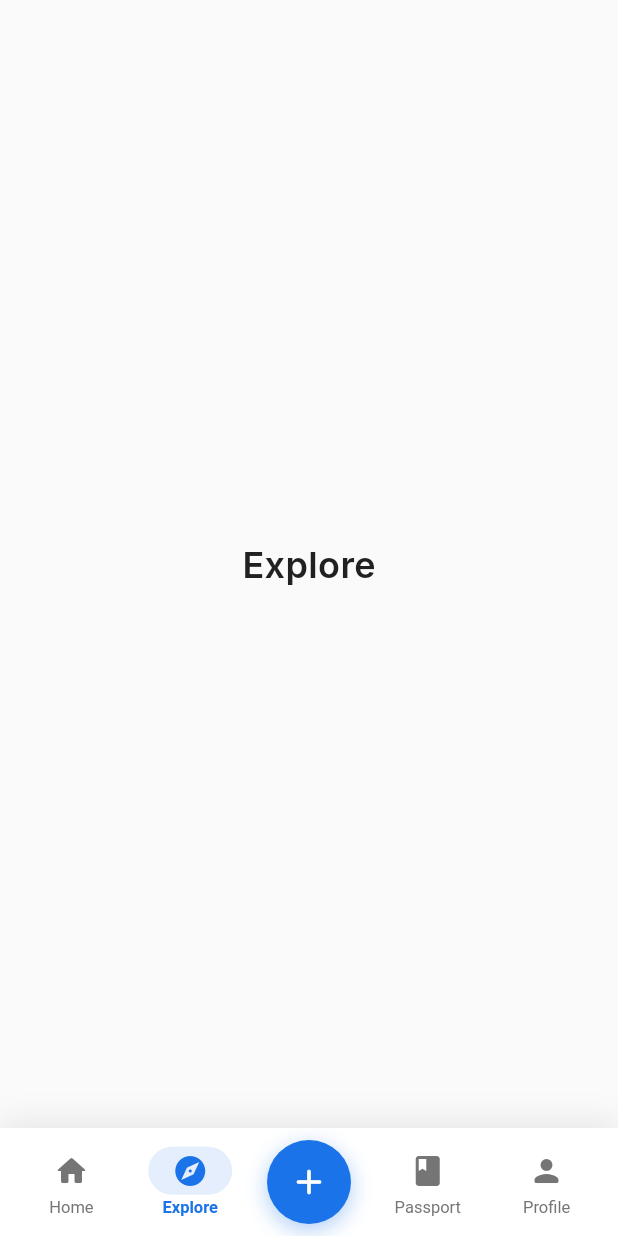
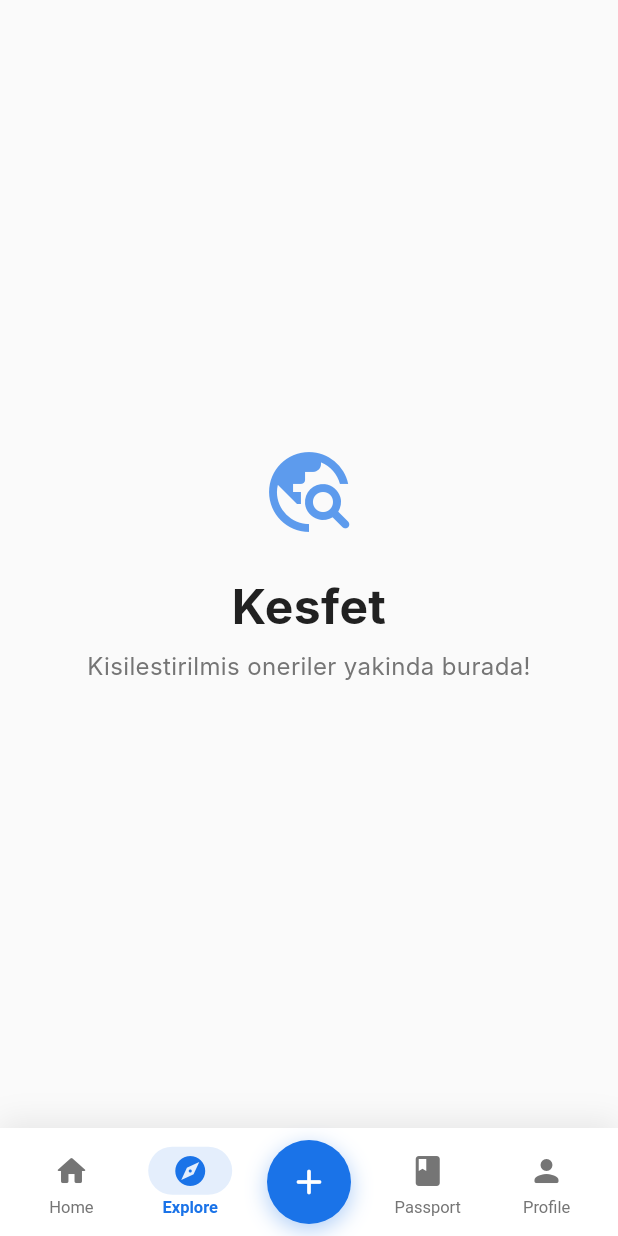
Before and after one commit to 8kaze8/geez-ai, a Flutter app: the ExploreScreen screen opened by its route, on a phone screen of 412 x 824 dp. Run offline on Flutter 3.47's test engine with Material 3 defaults, Android fonts, the phone set to English and light mode, and no system bars; our stand-ins replace flutter_dotenv, flutter_riverpod, freezed_annotation, go_router, shared_preferences, supabase_flutter; accounts and stored records are empty; Roboto replaces fonts that are missing (Inter).

Commit message:
feat: Sprint 5.3 — navigation fixes, explore placeholder, desktop maxWidth
- Wire up all dead onTap handlers (home, passport, profile buttons)
- Explore screen: Coming Soon placeholder with icon + dark mode
- Login/Signup: ConstrainedBox(maxWidth: 480) for desktop
- "Yakında!" SnackBar for unimplemented settings items

Co-Authored-By: Claude Opus 4.6 <noreply@anthropic.com>

```diff
--- a/lib/features/auth/presentation/screens/login_screen.dart
+++ b/lib/features/auth/presentation/screens/login_screen.dart
@@ -55,8 +55,12 @@ class _LoginScreenState extends ConsumerState<LoginScreen> {
       backgroundColor:
           isDark ? GeezColors.backgroundDark : GeezColors.background,
       body: SafeArea(
+        child: Center(
+          child: ConstrainedBox(
+            constraints: const BoxConstraints(maxWidth: 480),
             child: SingleChildScrollView(
-          padding: const EdgeInsets.symmetric(horizontal: GeezSpacing.lg),
+              padding:
+                  const EdgeInsets.symmetric(horizontal: GeezSpacing.lg),
               child: Column(
                 crossAxisAlignment: CrossAxisAlignment.start,
                 children: [
@@ -100,7 +104,8 @@ class _LoginScreenState extends ConsumerState<LoginScreen> {
                       padding: const EdgeInsets.all(GeezSpacing.md),
                       decoration: BoxDecoration(
                         color: GeezColors.error.withValues(alpha: 0.1),
-                    borderRadius: BorderRadius.circular(GeezRadius.button),
+                        borderRadius:
+                            BorderRadius.circular(GeezRadius.button),
                         border: Border.all(
                           color: GeezColors.error.withValues(alpha: 0.3),
                         ),
@@ -175,8 +180,8 @@ class _LoginScreenState extends ConsumerState<LoginScreen> {
                         ),
                       ),
                       Padding(
-                    padding:
-                        const EdgeInsets.symmetric(horizontal: GeezSpacing.md),
+                        padding: const EdgeInsets.symmetric(
+                            horizontal: GeezSpacing.md),
                         child: Text(
                           'veya',
                           style: GeezTypography.bodySmall.copyWith(
@@ -226,6 +231,8 @@ class _LoginScreenState extends ConsumerState<LoginScreen> {
               ),
             ),
           ),
+        ),
+      ),
     );
   }
 }
--- a/lib/features/auth/presentation/screens/signup_screen.dart
+++ b/lib/features/auth/presentation/screens/signup_screen.dart
@@ -86,8 +86,12 @@ class _SignupScreenState extends ConsumerState<SignupScreen> {
       backgroundColor:
           isDark ? GeezColors.backgroundDark : GeezColors.background,
       body: SafeArea(
+        child: Center(
+          child: ConstrainedBox(
+            constraints: const BoxConstraints(maxWidth: 480),
             child: SingleChildScrollView(
-          padding: const EdgeInsets.symmetric(horizontal: GeezSpacing.lg),
+              padding:
+                  const EdgeInsets.symmetric(horizontal: GeezSpacing.lg),
               child: Column(
                 crossAxisAlignment: CrossAxisAlignment.start,
                 children: [
@@ -131,7 +135,8 @@ class _SignupScreenState extends ConsumerState<SignupScreen> {
                       padding: const EdgeInsets.all(GeezSpacing.md),
                       decoration: BoxDecoration(
                         color: GeezColors.error.withValues(alpha: 0.1),
-                    borderRadius: BorderRadius.circular(GeezRadius.button),
+                        borderRadius:
+                            BorderRadius.circular(GeezRadius.button),
                         border: Border.all(
                           color: GeezColors.error.withValues(alpha: 0.3),
                         ),
@@ -210,8 +215,8 @@ class _SignupScreenState extends ConsumerState<SignupScreen> {
                   // Terms
                   Center(
                     child: Padding(
-                  padding:
-                      const EdgeInsets.symmetric(horizontal: GeezSpacing.md),
+                      padding: const EdgeInsets.symmetric(
+                          horizontal: GeezSpacing.md),
                       child: Text(
                         'Kayit olarak Kullanim Sartlarini ve Gizlilik Politikasini kabul etmis olursun.',
                         style: GeezTypography.caption.copyWith(
@@ -235,8 +240,8 @@ class _SignupScreenState extends ConsumerState<SignupScreen> {
                         ),
                       ),
                       Padding(
-                    padding:
-                        const EdgeInsets.symmetric(horizontal: GeezSpacing.md),
+                        padding: const EdgeInsets.symmetric(
+                            horizontal: GeezSpacing.md),
                         child: Text(
                           'veya',
                           style: GeezTypography.bodySmall.copyWith(
@@ -286,6 +291,8 @@ class _SignupScreenState extends ConsumerState<SignupScreen> {
               ),
             ),
           ),
+        ),
+      ),
     );
   }
 }
--- a/lib/features/explore/presentation/screens/explore_screen.dart
+++ b/lib/features/explore/presentation/screens/explore_screen.dart
@@ -1,15 +1,50 @@
 import 'package:flutter/material.dart';
+import 'package:geez_ai/core/theme/colors.dart';
+import 'package:geez_ai/core/theme/spacing.dart';
+import 'package:geez_ai/core/theme/typography.dart';
 
 class ExploreScreen extends StatelessWidget {
   const ExploreScreen({super.key});
 
   @override
   Widget build(BuildContext context) {
-    return const Scaffold(
-      body: Center(
-        child: Text(
-          'Explore',
-          style: TextStyle(fontSize: 24, fontWeight: FontWeight.w600),
+    final isDark = Theme.of(context).brightness == Brightness.dark;
+    final textColor =
+        isDark ? GeezColors.textPrimaryDark : GeezColors.textPrimary;
+    final mutedColor =
+        isDark ? GeezColors.textSecondaryDark : GeezColors.textSecondary;
+    final bgColor =
+        isDark ? GeezColors.backgroundDark : GeezColors.background;
+
+    return Scaffold(
+      backgroundColor: bgColor,
+      body: SafeArea(
+        child: Center(
+          child: Padding(
+            padding: const EdgeInsets.symmetric(horizontal: GeezSpacing.xl),
+            child: Column(
+              mainAxisSize: MainAxisSize.min,
+              children: [
+                Icon(
+                  Icons.travel_explore_rounded,
+                  size: 64,
+                  color: GeezColors.primary.withValues(alpha: 0.7),
+                ),
+                const SizedBox(height: GeezSpacing.lg),
+                Text(
+                  'Kesfet',
+                  style: GeezTypography.h1.copyWith(color: textColor),
+                  textAlign: TextAlign.center,
+                ),
+                const SizedBox(height: GeezSpacing.sm),
+                Text(
+                  'Kisilestirilmis oneriler yakinda burada!',
+                  style: GeezTypography.body.copyWith(color: mutedColor),
+                  textAlign: TextAlign.center,
+                ),
+              ],
+            ),
+          ),
         ),
       ),
     );
--- a/lib/features/home/presentation/screens/home_screen.dart
+++ b/lib/features/home/presentation/screens/home_screen.dart
@@ -1,5 +1,7 @@
 import 'package:flutter/material.dart';
 import 'package:flutter_riverpod/flutter_riverpod.dart';
+import 'package:go_router/go_router.dart';
+import 'package:geez_ai/core/router/route_names.dart';
 import 'package:geez_ai/core/theme/colors.dart';
 import 'package:geez_ai/core/theme/spacing.dart';
 import 'package:geez_ai/core/theme/typography.dart';
@@ -274,7 +276,9 @@ class _HomeContent extends StatelessWidget {
               child: data.activeRoute != null
                   ? ActiveRouteCard(
                       route: data.activeRoute!,
-                      onContinue: () {},
+                      onContinue: () => context.go(
+                        RoutePaths.routeDetailPath(data.activeRoute!.id),
+                      ),
                     )
                   : _NoActiveRouteCard(isDark: isDark),
             ),
@@ -317,7 +321,7 @@ class _HomeContent extends StatelessWidget {
               itemBuilder: (context, index) {
                 return SuggestionCard(
                   suggestion: kSampleSuggestions[index],
-                  onPlan: () {},
+                  onPlan: () => context.go(RoutePaths.newRoute),
                 );
               },
             ),
@@ -613,7 +617,7 @@ class _WelcomeBanner extends StatelessWidget {
           const SizedBox(height: GeezSpacing.md),
           GeezButton(
             label: 'Rota Olustur',
-            onTap: () {},
+            onTap: () => context.go(RoutePaths.newRoute),
             icon: Icons.add_rounded,
           ),
         ],
```
Lines whose indentation alone changed are shown as unchanged.
